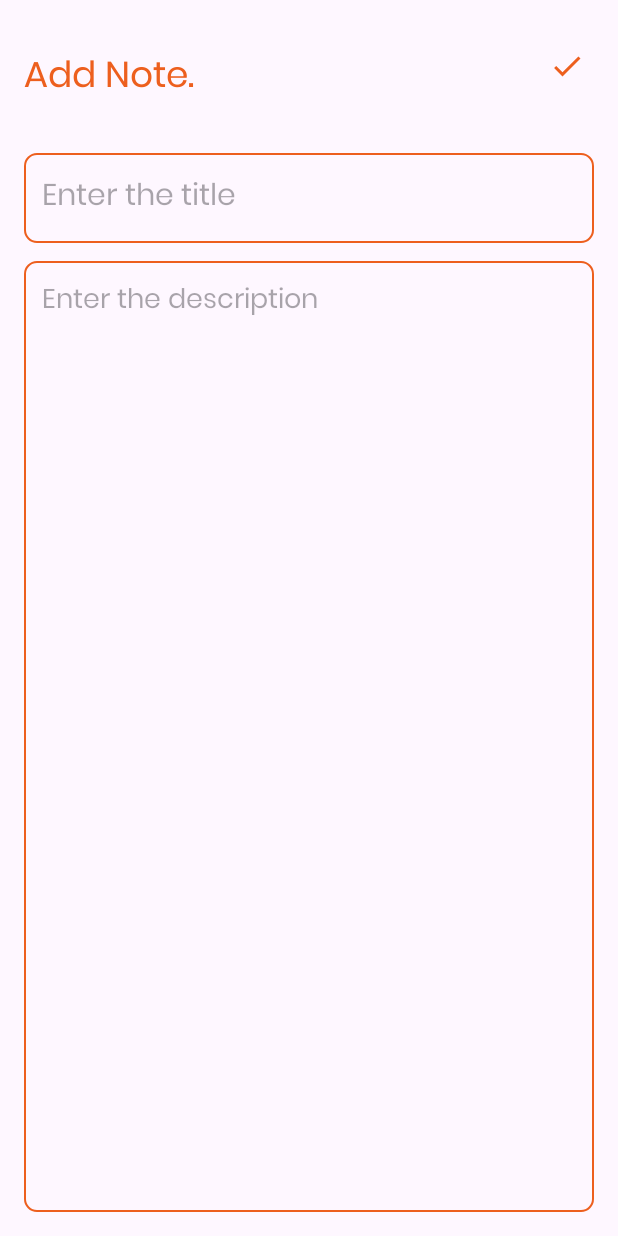
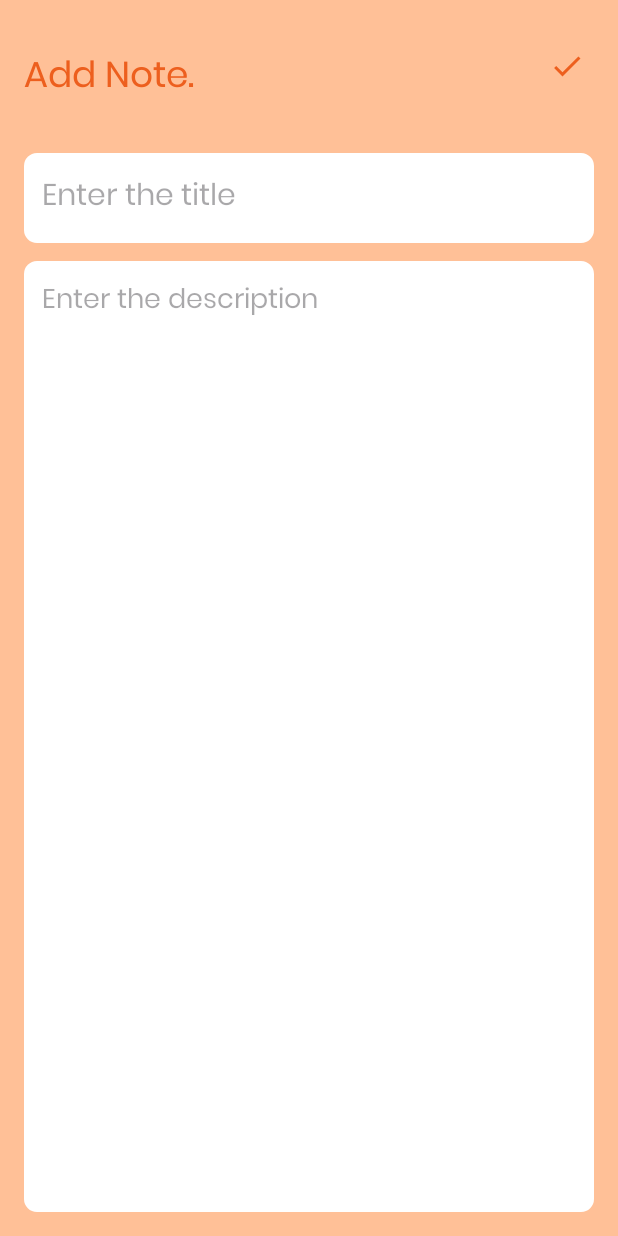
Before and after one commit to hirumiP/NoteApp-Mobile-app, an Android app: the AddNoteActivity screen opened directly, with no data from a screen before it, on a phone screen of 412 x 824 dp. Run offline under Robolectric (Android 15) with nearby library versions, the phone set to English and light mode, and no system bars.

Commit message:
background

```diff
--- a/app/src/main/res/layout/activity_add_note.xml
+++ b/app/src/main/res/layout/activity_add_note.xml
@@ -5,6 +5,7 @@
     android:layout_width="match_parent"
     android:layout_height="match_parent"
     android:orientation="vertical"
+    android:background="@drawable/bg1"
     android:padding="16dp"
     tools:context=".AddNoteActivity">
 
@@ -15,6 +16,7 @@
         android:layout_alignParentTop="true"
         android:layout_marginTop="16dp"
         android:fontFamily="@font/poppins"
+        android:backgroundTint="@color/white"
         android:text="Add Note."
         android:textColor="@color/orange"
         android:textSize="24sp" />
@@ -37,6 +39,7 @@
         android:textSize="20sp"
         android:layout_below="@id/addNoteHeading"
         android:background="@drawable/orange_border"
+        android:backgroundTint="@color/white"
         android:layout_marginTop="30dp"
         android:maxLines="1"
         android:fontFamily="@font/poppins"/>
@@ -51,6 +54,7 @@
         android:textSize="18sp"
         android:fontFamily="@font/poppins"
         android:background="@drawable/orange_border"
+        android:backgroundTint="@color/white"
         android:layout_below="@id/titleEditText"
         android:layout_marginTop="12dp"/>
 
--- a/app/src/main/res/layout/activity_main.xml
+++ b/app/src/main/res/layout/activity_main.xml
@@ -5,6 +5,7 @@
     xmlns:tools="http://schemas.android.com/tools"
     android:layout_width="match_parent"
     android:layout_height="match_parent"
+    android:background="@drawable/bg1"
     tools:context=".MainActivity">
 
     <TextView
--- a/app/src/main/res/layout/activity_update_note.xml
+++ b/app/src/main/res/layout/activity_update_note.xml
@@ -6,6 +6,7 @@
     android:layout_height="match_parent"
     android:orientation="vertical"
     android:padding="16dp"
+    android:background="@drawable/bg1"
     tools:context=".UpdateNoteActivity">
 
     <TextView
@@ -37,6 +38,7 @@
         android:textSize="20sp"
         android:layout_below="@id/editNoteHeading"
         android:background="@drawable/orange_border"
+        android:backgroundTint="@color/white"
         android:layout_marginTop="30dp"
         android:maxLines="1"
         android:fontFamily="@font/poppins"/>
@@ -50,6 +52,7 @@
         android:padding="12dp"
         android:textSize="18sp"
         android:fontFamily="@font/poppins"
+        android:backgroundTint="@color/white"
         android:background="@drawable/orange_border"
         android:layout_below="@id/updatetitleEditText"
         android:layout_marginTop="12dp"/>
```
Also changed, not shown: app/src/main/res/drawable/bg1.jpg (added).
